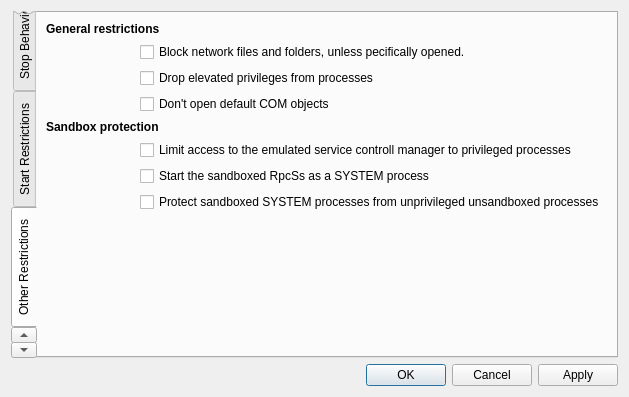
This is SandboxiePlus/SandMan/Forms/OptionsWindow.ui in sandboxie-plus/Sandboxie as Qt 5 draws it before an edit. The edited form follows.
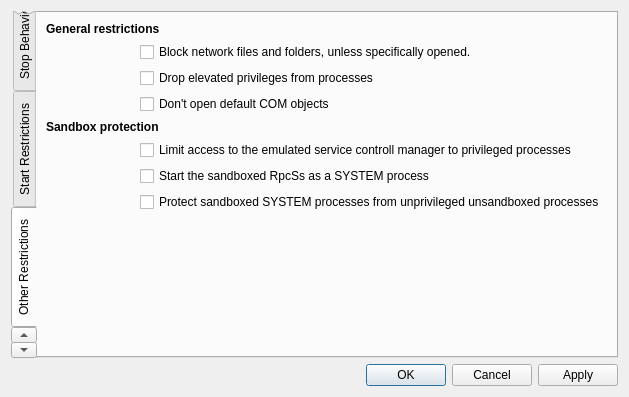
This is the edited form. The open tabs and pages were chosen to show the change.

Patch:
```diff
--- a/SandboxiePlus/SandMan/Forms/OptionsWindow.ui
+++ b/SandboxiePlus/SandMan/Forms/OptionsWindow.ui
@@ -614,7 +614,7 @@
            <item row="1" column="1" colspan="2">
             <widget class="QCheckBox" name="chkBlockShare">
              <property name="text">
-              <string>Block network files and folders, unless pecifically opened.</string>
+              <string>Block network files and folders, unless specifically opened.</string>
              </property>
             </widget>
            </item>
```
